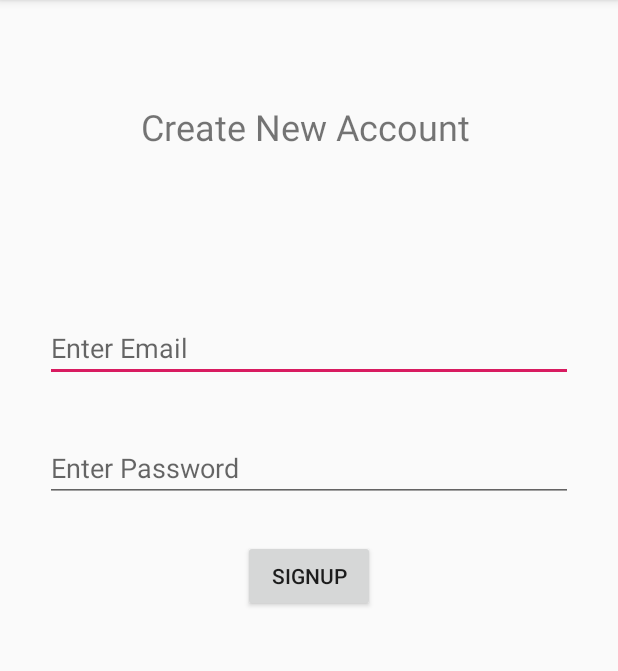
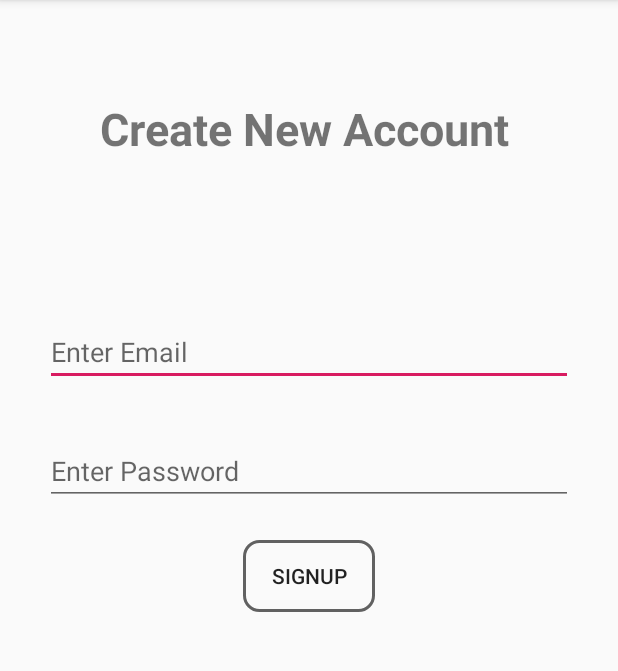
Before and after one commit to mystxcal/AnimalCare, an Android app: the Signup screen opened directly, with no data from a screen before it, on a phone screen of 412 x 824 dp, the part 84-755 px from its top. Run offline under Robolectric (Android 15) with nearby library versions, the phone set to English and light mode, and no system bars; our stand-ins replace Firebase (no records; nobody signed in at launch, a user with empty details on screens opened directly).

Commit message:
Signup page and login page UI change

```diff
--- a/app/src/main/res/layout/activity_signup.xml
+++ b/app/src/main/res/layout/activity_signup.xml
@@ -8,13 +8,14 @@
 
     <TextView
         android:id="@+id/Create"
-        android:layout_width="259dp"
-        android:layout_height="55dp"
+        android:layout_width="319dp"
+        android:layout_height="62dp"
         android:layout_marginTop="68dp"
         android:layout_marginBottom="644dp"
         android:text="Create New Account "
         android:textAlignment="center"
-        android:textSize="24sp"
+        android:textSize="30sp"
+        android:textStyle="bold"
         app:layout_constraintBottom_toBottomOf="parent"
         app:layout_constraintEnd_toEndOf="parent"
         app:layout_constraintStart_toStartOf="parent"
@@ -58,6 +59,7 @@
         android:id="@+id/Signupbtn2"
         android:layout_width="wrap_content"
         android:layout_height="wrap_content"
+        android:background="@drawable/border_frame"
         android:text="signup"
         app:layout_constraintBottom_toBottomOf="parent"
         app:layout_constraintEnd_toEndOf="parent"
--- a/app/src/main/res/layout/feed_list_view.xml
+++ b/app/src/main/res/layout/feed_list_view.xml
@@ -35,8 +35,8 @@
             android:fontFamily="serif"
             android:padding="3dp"
             android:text="Supriy Jinturkar"
-            android:textColor="#3A3A3A"
-            android:textSize="20sp" />
+            android:textColor="@color/common_google_signin_btn_text_dark_focused"
+            android:textSize="21sp" />
 
         <TextView
             android:id="@+id/TextViewDate"
@@ -51,7 +51,7 @@
             android:padding="3dp"
             android:text="18-May-2020"
             android:textColor="#6E6D6D"
-            android:textSize="18sp"
+            android:textSize="17sp"
             android:textStyle="italic" />
 
         <TextView
```
Also changed, not shown: app/src/main/res/layout/activity_main.xml (+21 -12 lines), app/src/main/res/layout/fragment_feed_section.xml (+6 -2 lines), app/src/main/res/layout/fragment_help_section.xml (+3 -4 lines).
